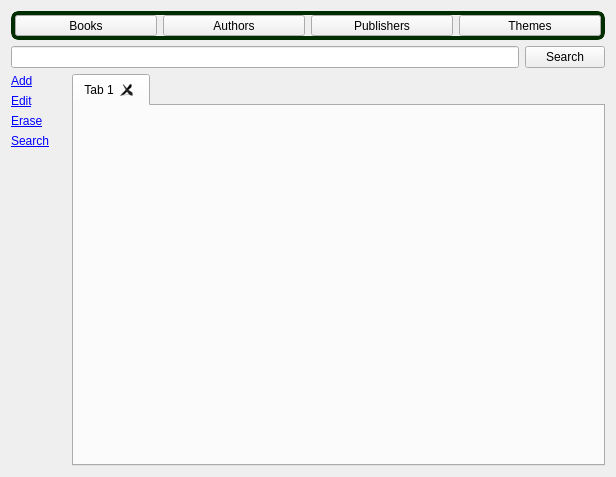
The window that src/gui/UI/OperationsWidget.ui (jgastal/plivros) describes before a commit, drawn with Qt 5.
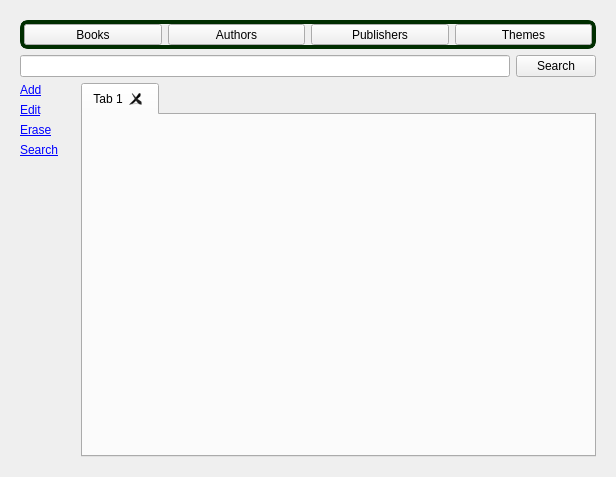
The same window after the commit.

Commit message: Created a widget called centralWidget in OperationsWidget and put everything in it. This is nescessary for background images to show in it.

```diff
--- a/src/gui/UI/OperationsWidget.ui
+++ b/src/gui/UI/OperationsWidget.ui
@@ -23,6 +23,9 @@
    <string notr="true"/>
   </property>
   <layout class="QGridLayout" name="gridLayout">
+   <item row="0" column="0">
+    <widget class="QWidget" name="centralWidget" native="true">
+     <layout class="QGridLayout" name="gridLayout_2">
    <item row="0" column="0" colspan="3">
     <widget class="QFrame" name="sectionFrame">
      <property name="styleSheet">
@@ -246,13 +249,16 @@
      <property name="sizeHint" stdset="0">
       <size>
        <width>51</width>
-       <height>292</height>
+          <height>287</height>
       </size>
      </property>
     </spacer>
    </item>
   </layout>
  </widget>
+   </item>
+  </layout>
+ </widget>
  <resources>
   <include location="../imgs.qrc"/>
  </resources>
```
Left out of the diff: 48 changed lines with no effect on the pictures. Lines whose indentation alone changed are shown as unchanged. The commit also changes 1 other file.
